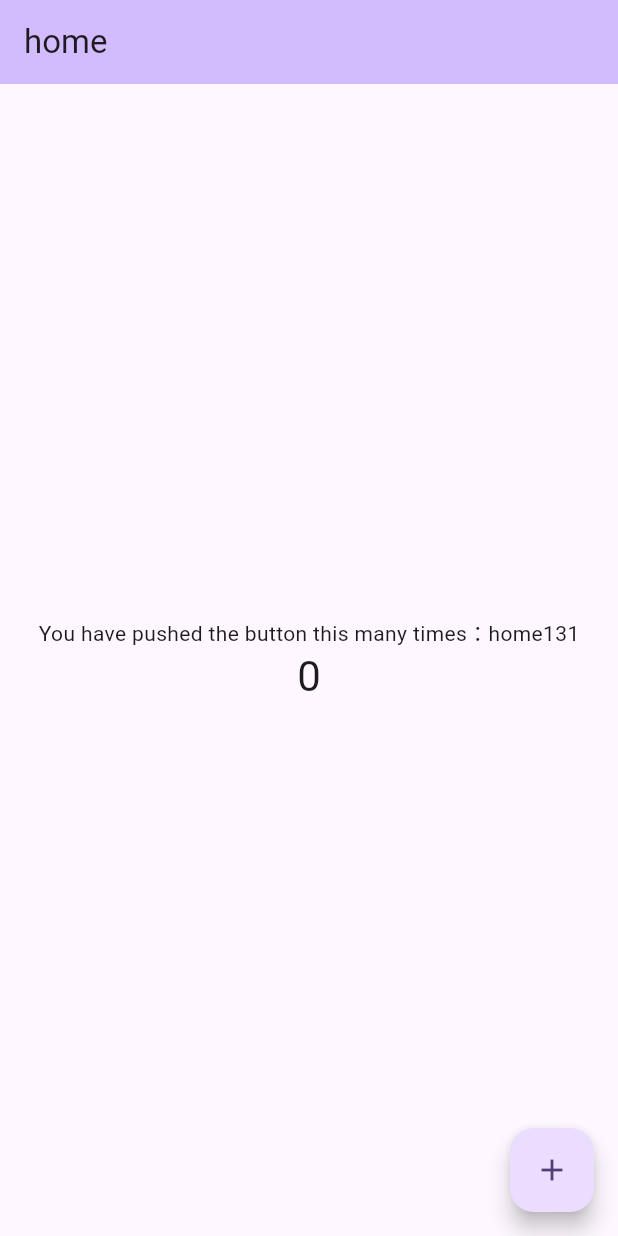
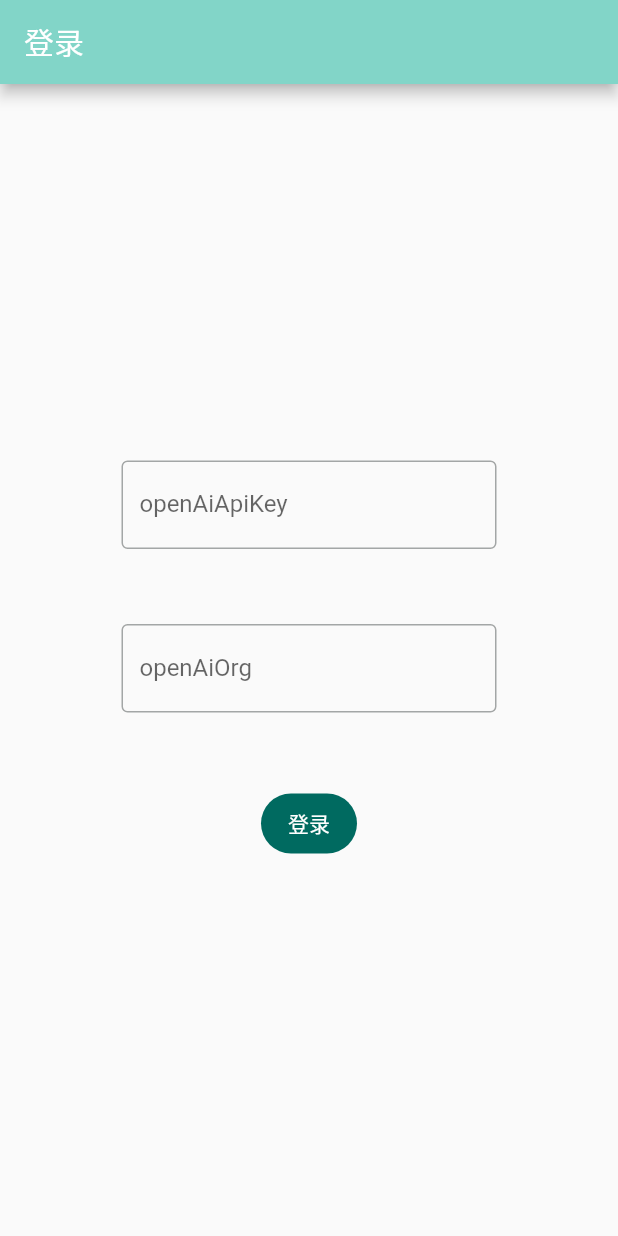
Before and after one commit to yaolx/flutter-chatgpt, a Flutter app: the screen it shows after launch, on a phone screen of 412 x 824 dp. Run offline on Flutter 3.47's test engine with Material 2 defaults, Android fonts, the phone set to English and light mode, and no system bars; our stand-ins replace fluro, shared_preferences; missing offline and left inert: dart_openai.

Commit message:
feat：登录，聊天等功能

```diff
--- /dev/null
+++ b/lib/constant/cache.dart
@@ -0,0 +1,5 @@
+class CacheKey {
+  static const String openAiApiKey = 'openai_api_key';
+
+  static const String openAiOrg = 'openai_org';
+}
--- /dev/null
+++ b/lib/model/chat.dart
@@ -0,0 +1,6 @@
+class ChatMessage {
+  ChatMessage(this.content, this.isUserMessage);
+
+  final String content;
+  final bool isUserMessage;
+}
--- a/lib/pages/app.dart
+++ b/lib/pages/app.dart
@@ -1,10 +1,9 @@
 import 'package:fluro/fluro.dart';
 import 'package:flutter/material.dart';
+import 'package:flutter_chatgpt/routes/index.dart';
 
-import '../routes/index.dart';
-
-class App extends StatefulWidget {
-  const App({super.key});
+class ChatApp extends StatefulWidget {
+  const ChatApp({super.key});
 
   @override
   State createState() {
@@ -12,7 +11,7 @@
   }
 }
 
-class AppState extends State<App> {
+class AppState extends State<ChatApp> {
   AppState() {
     final router = FluroRouter();
     Routes.configureRoutes(router);
@@ -22,12 +21,12 @@
   @override
   Widget build(BuildContext context) {
     final app = MaterialApp(
-      title: 'Fluro',
-      debugShowCheckedModeBanner: false,
+      title: 'yaolx-chatGPT',
       theme: ThemeData(
-        colorScheme: ColorScheme.fromSeed(seedColor: Colors.deepPurple),
-        useMaterial3: true,
-        primarySwatch: Colors.blue,
+        colorScheme: ColorScheme.fromSeed(
+          seedColor: Colors.teal,
+          secondary: Colors.lime,
+        ),
       ),
       onGenerateRoute: Routes.router.generator,
     );
--- a/lib/pages/home.dart
+++ /dev/null
@@ -1,49 +0,0 @@
-import 'package:flutter/material.dart';
-
-class MyHomePage extends StatefulWidget {
-  const MyHomePage({super.key, required this.title});
-
-  final String title;
-
-  @override
-  State<MyHomePage> createState() => _MyHomePageState();
-}
-
-class _MyHomePageState extends State<MyHomePage> {
-  int _counter = 0;
-
-  void _incrementCounter() {
-    setState(() {
-      _counter++;
-    });
-  }
-
-  @override
-  Widget build(BuildContext context) {
-    return Scaffold(
-      appBar: AppBar(
-        backgroundColor: Theme.of(context).colorScheme.inversePrimary,
-        title: Text(widget.title),
-      ),
-      body: Center(
-        child: Column(
-          mainAxisAlignment: MainAxisAlignment.center,
-          children: <Widget>[
-            const Text(
-              'You have pushed the button this many times：home131',
-            ),
-            Text(
-              '$_counter',
-              style: Theme.of(context).textTheme.headlineMedium,
-            ),
-          ],
-        ),
-      ),
-      floatingActionButton: FloatingActionButton(
-        onPressed: _incrementCounter,
-        tooltip: 'Increment333',
-        child: const Icon(Icons.add),
-      ), // This trailing comma makes auto-formatting nicer for build methods.
-    );
-  }
-}
--- /dev/null
+++ b/lib/pages/login.dart
@@ -0,0 +1,83 @@
+import 'package:flutter/material.dart';
+import 'package:flutter_chatgpt/utils/cahce.dart';
+import 'package:flutter_chatgpt/routes/index.dart';
+
+class Login extends StatefulWidget {
+  const Login({super.key});
+
+  @override
+  State<Login> createState() => _LoginState();
+}
+
+class _LoginState extends State<Login> {
+  final TextEditingController _apiKeyController = TextEditingController();
+
+  final TextEditingController _orgController = TextEditingController();
+
+  @override
+  void dispose() {
+    _apiKeyController.dispose();
+    super.dispose();
+  }
+
+  void _onLogin(key, org) {
+    print(key);
+    // 重置
+    AppCache.setOpenAiApiKey(key);
+    AppCache.setOpenAiOrg(org);
+    Routes.navigateTo(context, Routes.chat);
+  }
+
+  @override
+  Widget build(BuildContext context) {
+    return Scaffold(
+      appBar: AppBar(
+        backgroundColor: Theme.of(context).colorScheme.inversePrimary,
+        title: const Text('登录'),
+      ),
+      body: Center(
+        child: Column(
+          mainAxisAlignment: MainAxisAlignment.center,
+          children: <Widget>[
+            SizedBox(
+              width: 250,
+              child: TextField(
+                obscureText: true,
+                controller: _apiKeyController,
+                decoration: const InputDecoration(
+                  border: OutlineInputBorder(),
+                  labelText: 'openAiApiKey',
+                ),
+              ),
+            ),
+            const SizedBox(
+              width: 250,
+              height: 50,
+            ),
+            SizedBox(
+              width: 250,
+              child: TextField(
+                obscureText: true,
+                controller: _orgController,
+                decoration: const InputDecoration(
+                  border: OutlineInputBorder(),
+                  labelText: 'openAiOrg',
+                ),
+              ),
+            ),
+            const SizedBox(
+              width: 250,
+              height: 50,
+            ),
+            FilledButton(
+              onPressed: () {
+                _onLogin(_apiKeyController.text, _orgController.text);
+              },
+              child: const Text('登录'),
+            ),
+          ],
+        ),
+      ),
+    );
+  }
+}
--- a/lib/routes/index.dart
+++ b/lib/routes/index.dart
@@ -6,9 +6,8 @@
   static late final FluroRouter router;
 
   static String root = "/";
-  static String home = "/home";
-  static String home1 = "/home1";
-  static String deepLink = "/message";
+  static String chat = "/chat";
+  static String login = "/login";
 
   static void configureRoutes(FluroRouter router) {
     router.notFoundHandler = Handler(
@@ -16,11 +15,9 @@
       print("ROUTE WAS NOT FOUND !!!");
       return;
     });
-    router.define(root, handler: homeHandler);
-    router.define(home, handler: homeHandler);
-    router.define(home1,
-        handler: demoRouteHandler, transitionType: TransitionType.inFromRight);
-    router.define(deepLink, handler: deepLinkHandler);
+    router.define(root, handler: loginRouteHandler);
+    router.define(chat, handler: chatHandler);
+    router.define(login, handler: loginRouteHandler);
   }
 
   // 对参数进行encode，解决参数中有特殊字符，影响fluro路由匹配
--- a/lib/routes/route_handler.dart
+++ b/lib/routes/route_handler.dart
@@ -1,30 +1,16 @@
-import '../pages/message.dart';
-import '../pages/home.dart';
-import '../pages/home1.dart';
+import 'package:flutter_chatgpt/pages/message/index.dart';
+import 'package:flutter_chatgpt/pages/login.dart';
 import 'package:fluro/fluro.dart';
 import 'package:flutter/material.dart';
 
 // 首页
-var homeHandler = Handler(
+var chatHandler = Handler(
     handlerFunc: (BuildContext? context, Map<String, List<String>> params) {
-  String? title = params['title']?.first;
-  print(title);
-  return MyHomePage(
-    title: title ?? 'home',
-  );
+  return ChatPage();
 });
 
-var demoRouteHandler = Handler(
+// 登录页
+var loginRouteHandler = Handler(
     handlerFunc: (BuildContext? context, Map<String, List<String>> params) {
-  String? title = params["title"]?.first;
-  print(title);
-  return MyHomePage1(
-    title: title ?? 'home1',
-  );
+  return const Login();
 });
-
-var deepLinkHandler = Handler(
-    handlerFunc: (BuildContext? context, Map<String, List<String>> params) {
-  Color color = const Color(0xFFFFFFFF);
-  return Message(message: "DEEEEEP LINK!!!", color: color);
-});
--- /dev/null
+++ b/lib/utils/cahce.dart
@@ -0,0 +1,58 @@
+import 'package:shared_preferences/shared_preferences.dart';
+import 'package:flutter_chatgpt/constant/cache.dart';
+
+class AppCache {
+  final SharedPreferences sharedPreferences;
+
+  AppCache._({required this.sharedPreferences});
+
+  factory AppCache.create({
+    required SharedPreferences sharedPreferences,
+  }) =>
+      AppCache._(
+        sharedPreferences: sharedPreferences,
+      );
+
+  //  缓存类采取单例模式
+  static AppCache? _instance;
+
+  //  一定要在main里面初始化
+  static Future<void> init() async {
+    try {
+      _instance ??= AppCache.create(
+        sharedPreferences: await SharedPreferences.getInstance(),
+      );
+    } catch (e) {
+      print(e);
+    }
+  }
+
+  // 简化获取工具类的缓存实例，以便在下方封装一些方法
+  static SharedPreferences get _pre => _instance!.sharedPreferences;
+
+  //  封装设置token的方法
+  static Future<bool> setOpenAiApiKey(String value) async {
+    return await _pre.setString(CacheKey.openAiApiKey, value);
+  }
+
+  //  封装清除token的方法
+  static Future<bool> cleanOpenAiApiKey() async {
+    return await _pre.setString(CacheKey.openAiApiKey, '');
+  }
+
+  //  封装获取token的方法
+  static String? get openAiApiKey => _pre.getString(CacheKey.openAiApiKey);
+
+  //  封装设置phone的方法
+  static Future<bool> setOpenAiOrg(String value) async {
+    return _pre.setString(CacheKey.openAiOrg, value);
+  }
+
+  //  封装清除phone的方法
+  static Future<bool> cleanOpenAiOrg() async {
+    return await _pre.setString(CacheKey.openAiOrg, '');
+  }
+
+  //  封装获取phone的方法
+  static String? get openAiOrg => _pre.getString(CacheKey.openAiOrg);
+}
--- a/pubspec.yaml
+++ b/pubspec.yaml
@@ -12,6 +12,8 @@
     sdk: flutter
   cupertino_icons: ^1.0.2
   fluro: ^2.0.5
+  dart_openai: ^1.9.92
+  shared_preferences: ^2.1.1
 
 dev_dependencies:
   flutter_test:
```
Also changed, not shown: lib/api/chat.dart (added, +26 -0 lines), lib/main.dart (+6 -3 lines), lib/pages/home1.dart (deleted, +0 -50 lines), lib/pages/message/bubble.dart (added, +44 -0 lines), lib/pages/message/index.dart (added, +73 -0 lines), lib/pages/message/message_chat.dart (added, +59 -0 lines), pubspec.lock, 1 other file.
